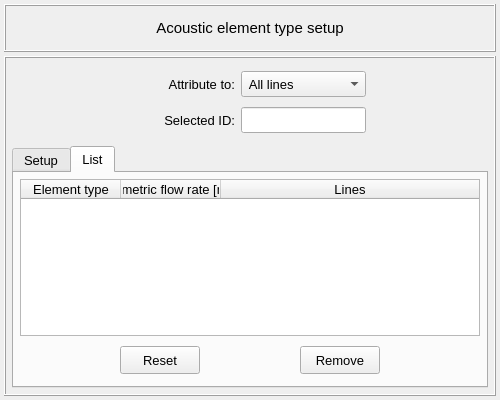
Above: pulse/interface/data/ui_files/model/setup/acoustic/acoustic_element_type_input.ui from open-pulse/OpenPulse before the change. Below: the same form after it.
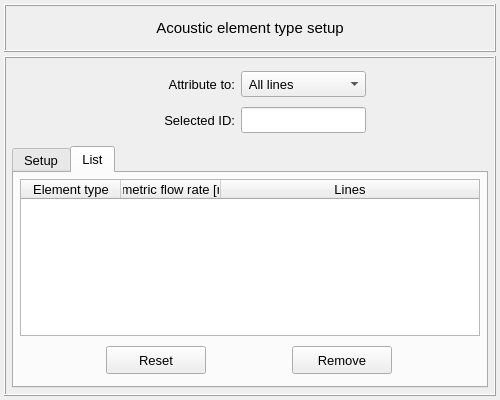
That is the form after the change. The open tabs and pages were chosen to show the change.

The edit to the form file:
```diff
--- a/pulse/interface/data/ui_files/model/setup/acoustic/acoustic_element_type_input.ui
+++ b/pulse/interface/data/ui_files/model/setup/acoustic/acoustic_element_type_input.ui
@@ -1286,13 +1286,13 @@
               <widget class="QPushButton" name="pushButton_reset">
                <property name="minimumSize">
                 <size>
-                 <width>80</width>
+                 <width>100</width>
                  <height>28</height>
                 </size>
                </property>
                <property name="maximumSize">
                 <size>
-                 <width>80</width>
+                 <width>100</width>
                  <height>28</height>
                 </size>
                </property>
@@ -1316,13 +1316,13 @@
               <widget class="QPushButton" name="pushButton_remove">
                <property name="minimumSize">
                 <size>
-                 <width>80</width>
+                 <width>100</width>
                  <height>28</height>
                 </size>
                </property>
                <property name="maximumSize">
                 <size>
-                 <width>80</width>
+                 <width>100</width>
                  <height>28</height>
                 </size>
                </property>
```
